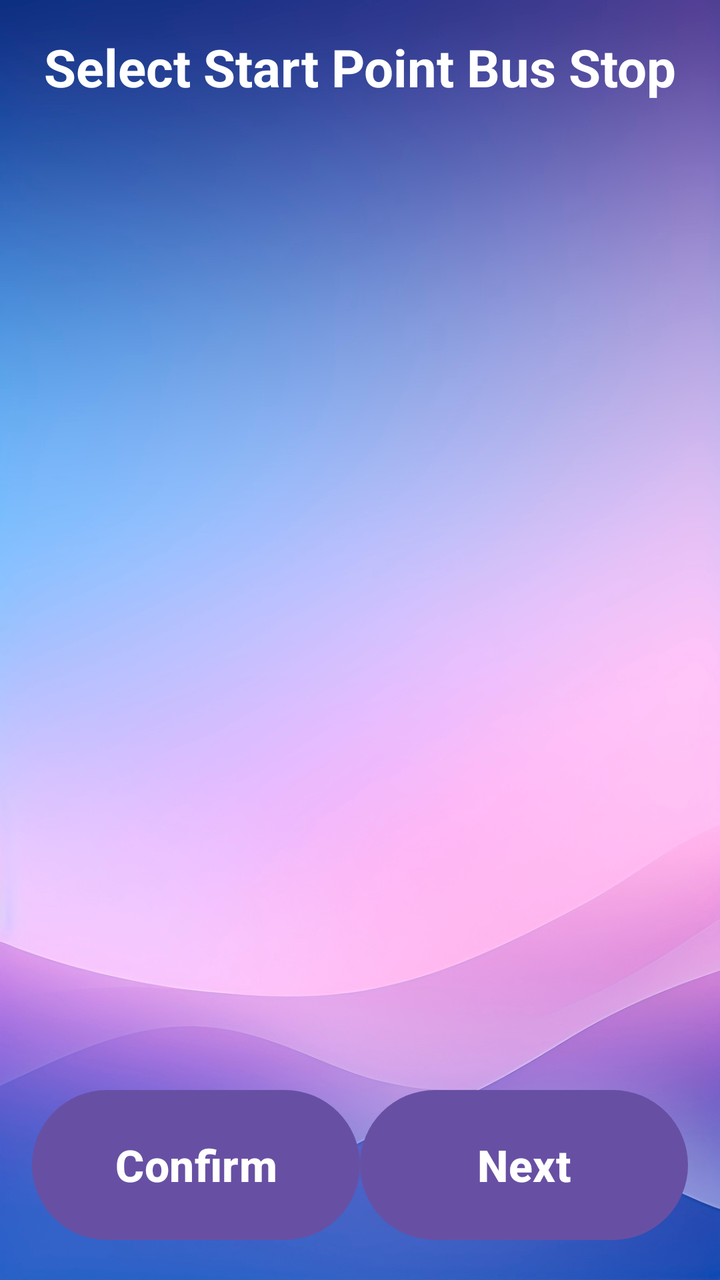
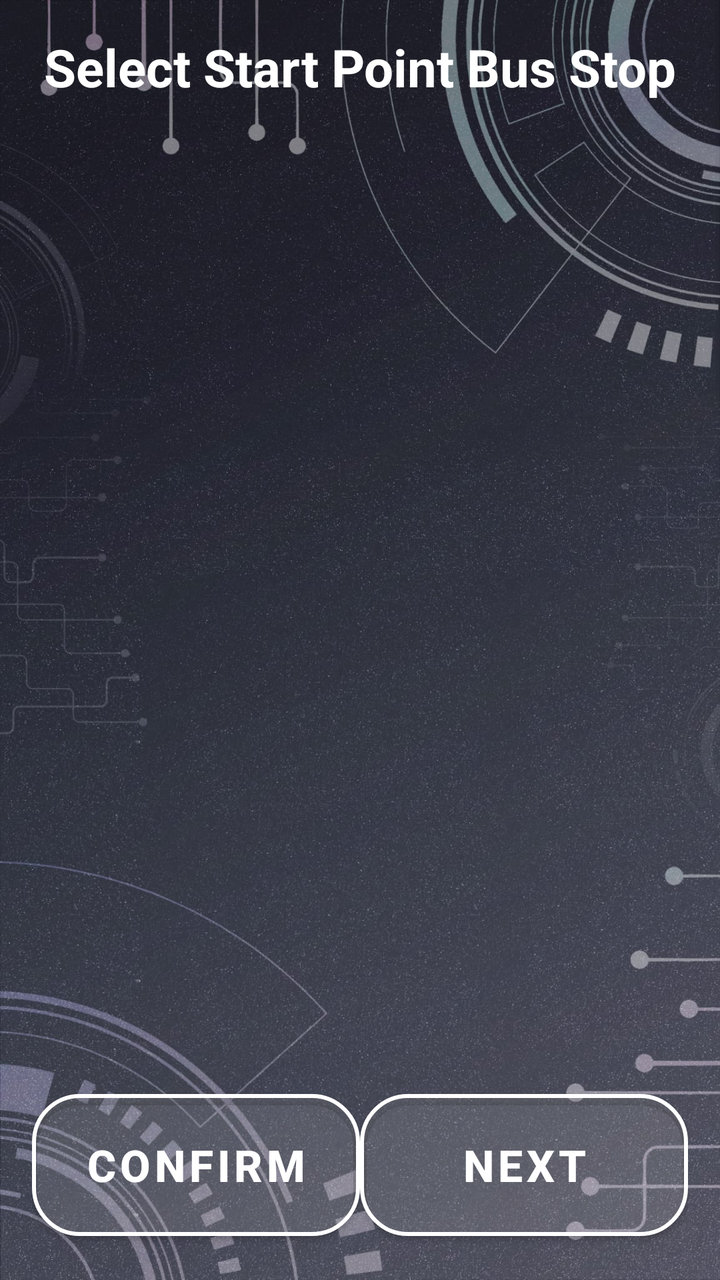

Screens rendered from an Android XML layout before and after an edit, with the pre-edit source and the edit as a unified diff.
<!-- AndroidManifest.xml: application theme Theme.VISTA -->
<!-- res/layout/activity_edit_start_point.xml -->
<LinearLayout
    xmlns:android="http://schemas.android.com/apk/res/android"
    xmlns:tools="http://schemas.android.com/tools"
    android:id="@+id/main"
    android:layout_width="match_parent"
    android:layout_height="match_parent"
    android:orientation="vertical"
    android:padding="16sp"
    tools:context=".FindBusEditMenuFunction.EditStartPointActivity"
    android:background="@drawable/background">

    <TextView
        android:layout_width="match_parent"
        android:layout_height="wrap_content"
        android:text="@string/EditStartPointActivity_title"
        android:textSize="26sp"
        android:textStyle="bold"
        android:gravity="center"
        android:textColor="@color/white"/>

    <ListView
        android:id="@+id/lvShowAllStop"
        android:layout_width="match_parent"
        android:layout_height="0dp"
        android:layout_weight="1"/>

    
    <LinearLayout
        android:orientation="horizontal"
        android:layout_width="match_parent"
        android:layout_height="wrap_content"
        android:gravity="bottom"
        android:layout_marginTop="16dp"
        android:weightSum="2">

        
        <Button
            android:id="@+id/btnMainMenuConfirm"
            android:layout_width="0dp"
            android:layout_height="83dp"
            android:layout_weight="1"
            android:text="@string/btn_Confirm"
            android:textSize="22sp"
            android:textStyle="bold" />

        
        <Button
            android:id="@+id/btnMainMenuNext"
            android:layout_width="0dp"
            android:layout_height="83dp"
            android:layout_weight="1"
            android:text="@string/btn_next"
            android:textSize="22sp"
            android:textStyle="bold" />
    </LinearLayout>
</LinearLayout>
<!-- resources referenced by this layout -->
<resources>
  <color name="white">#FFFFFFFF</color>
  <!-- drawable background: jpg bitmap (drawable, 544840 bytes) -->
  <string name="EditStartPointActivity_title">Select Start Point Bus Stop</string>
  <string name="btn_Confirm">Confirm</string>
  <string name="btn_next">Next</string>
  <style name="Theme.VISTA" parent="Base.Theme.VISTA" />
  <style name="Base.Theme.VISTA" parent="Theme.Material3.DayNight.NoActionBar">
          
          
      </style>
</resources>

<!-- the commit's change to res/layout/activity_edit_start_point.xml (unified diff, before → after) -->
@@ -1,6 +1,7 @@
 <LinearLayout
     xmlns:android="http://schemas.android.com/apk/res/android"
     xmlns:tools="http://schemas.android.com/tools"
+    xmlns:app="http://schemas.android.com/apk/res-auto"
     android:id="@+id/main"
     android:layout_width="match_parent"
     android:layout_height="match_parent"
@@ -34,8 +35,9 @@
         android:weightSum="2">
 
         
-        <Button
+        <com.google.android.material.button.MaterialButton
             android:id="@+id/btnMainMenuConfirm"
+            style="@style/SemiTransparentRoundedButton"
             android:layout_width="0dp"
             android:layout_height="83dp"
             android:layout_weight="1"
@@ -44,8 +46,9 @@
             android:textStyle="bold" />
 
         
-        <Button
+        <com.google.android.material.button.MaterialButton
             android:id="@+id/btnMainMenuNext"
+            style="@style/SemiTransparentRoundedButton"
             android:layout_width="0dp"
             android:layout_height="83dp"
             android:layout_weight="1"
<!-- resource entries referenced after the edit -->
@@ -1,14 +1,55 @@
 <!-- resources referenced by this layout -->
 <resources>
-  <color name="white">#FFFFFFFF</color>
-  <!-- drawable background: jpg bitmap (drawable, 544840 bytes) -->
+  <color name="white">#FFFFFF</color>
+  <!-- drawable background: jpeg bitmap (drawable, 288114 bytes) -->
   <string name="EditStartPointActivity_title">Select Start Point Bus Stop</string>
   <string name="btn_Confirm">Confirm</string>
   <string name="btn_next">Next</string>
-  <style name="Theme.VISTA" parent="Base.Theme.VISTA" />
-  <style name="Base.Theme.VISTA" parent="Theme.Material3.DayNight.NoActionBar">
+  <style name="SemiTransparentRoundedButton" parent="Widget.MaterialComponents.Button">
+          <item name="android:textColor">#FFFFFF</item>
+          <item name="background">@drawable/button_selector</item> 
+          <item name="cornerRadius">24dp</item>
+          <item name="strokeColor">#FFFFFF</item>
+          <item name="strokeWidth">2dp</item>
+          <item name="backgroundTint">#20FFFFFF</item> 
+      </style>
+  <style name="Theme.VISTA" parent="Theme.MaterialComponents.Light.NoActionBar">
           
+          <item name="colorPrimary">@color/semi_transparent_white</item>
+          <item name="colorPrimaryVariant">@color/semi_transparent_white</item>
+          <item name="colorOnPrimary">@color/white</item>
           
       </style>
+  <!-- drawable button_selector (drawable) -->
+  <?xml version="1.0" encoding="utf-8"?>
+  <selector xmlns:android="http://schemas.android.com/apk/res/android">
+      
+      <item android:state_pressed="true">
+          <shape android:shape="rectangle">
+              <solid android:color="#20FFFFFF" /> 
+              <stroke android:width="2dp" android:color="#FFFFFF" />
+              <corners android:radius="24dp" />
+          </shape>
+      </item>
+  
+      
+      <item android:state_selected="true">
+          <shape android:shape="rectangle">
+              <solid android:color="#FFFF00" /> 
+              <stroke android:width="2dp" android:color="#FFFFFF" />
+              <corners android:radius="24dp" />
+          </shape>
+      </item>
+  
+      
+      <item>
+          <shape android:shape="rectangle">
+              <solid android:color="#20FFFFFF" /> 
+              <stroke android:width="2dp" android:color="#FFFFFF" />
+              <corners android:radius="24dp" />
+          </shape>
+      </item>
+  </selector>
+  <color name="semi_transparent_white">#80FFFFFF</color>
 </resources>
 
